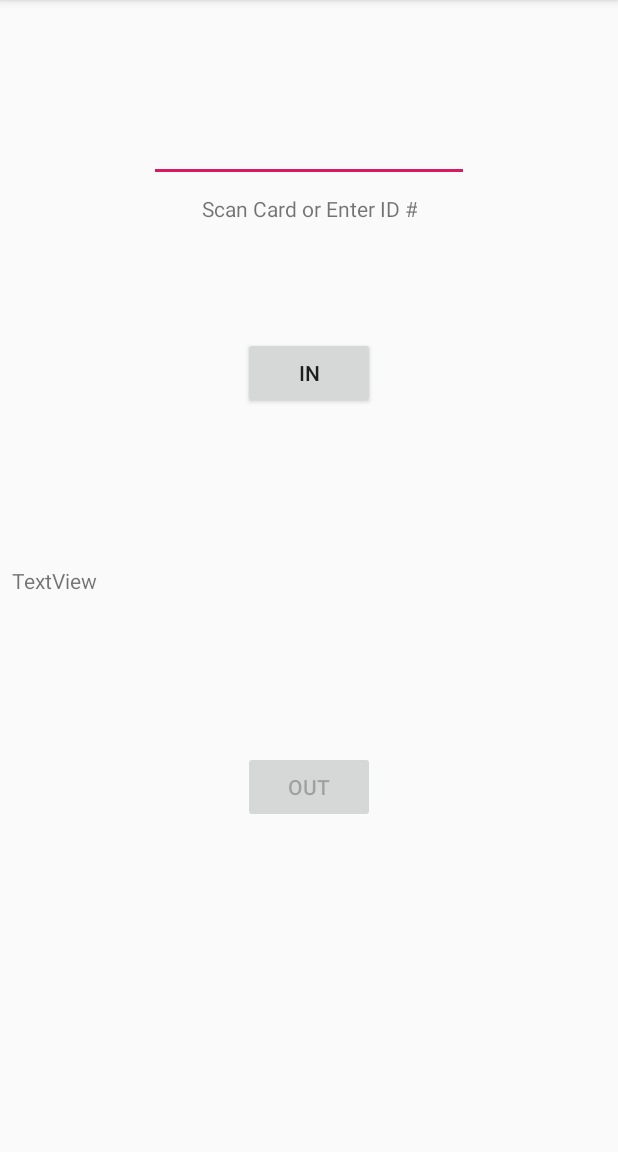
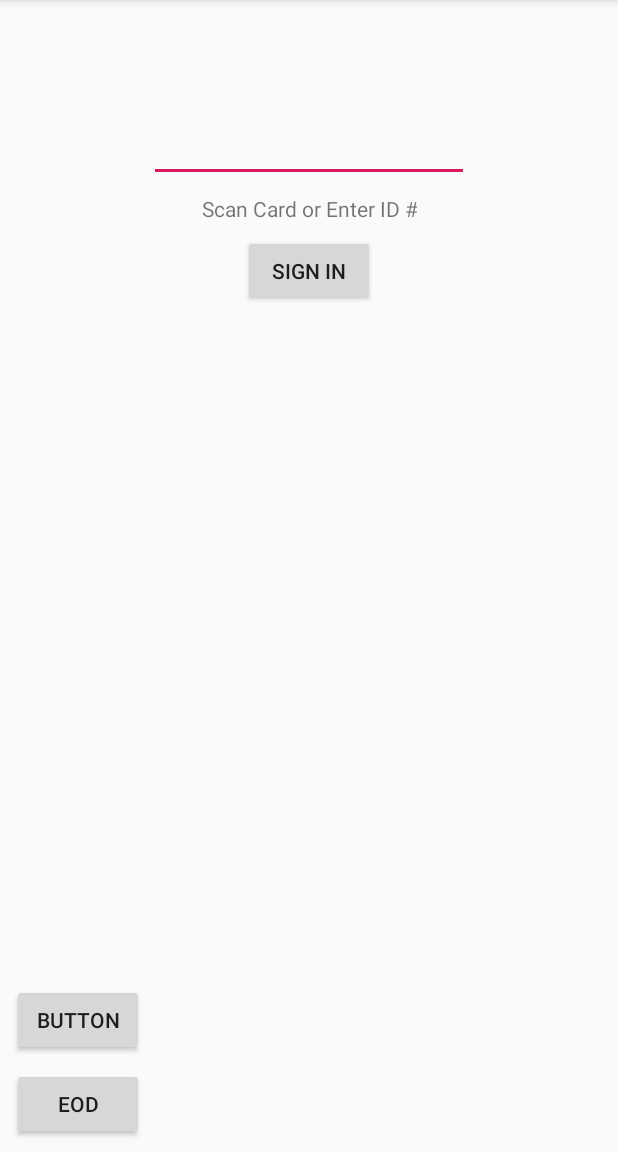
Before and after one commit to kkanishkan/clockInClockOut, an Android app: the screen it shows after launch (MainActivity), on a phone screen of 412 x 824 dp, the part 84-1236 px from its top. Run offline under Robolectric (Android 15) with nearby library versions, the phone set to English and light mode, and no system bars; libraries missing offline, so code that uses them is left out: com.opencsv.

```diff
--- a/app/build.gradle
+++ b/app/build.gradle
@@ -19,10 +19,13 @@ android {
 }
 
 dependencies {
-    implementation fileTree(dir: 'libs', include: ['*.jar'])
+    implementation fileTree(include: ['*.jar'], dir: 'libs')
     implementation 'com.android.support:appcompat-v7:28.0.0'
     implementation 'com.android.support.constraint:constraint-layout:1.1.3'
     testImplementation 'junit:junit:4.12'
     androidTestImplementation 'com.android.support.test:runner:1.0.2'
     androidTestImplementation 'com.android.support.test.espresso:espresso-core:3.0.2'
+    implementation files('libs/commons-io-2.4.jar')
+    implementation files('libs/json-20140107.jar')
+    implementation files('libs/opencsv-4.3.2.jar')
 }
--- a/app/src/main/AndroidManifest.xml
+++ b/app/src/main/AndroidManifest.xml
@@ -1,6 +1,12 @@
 <?xml version="1.0" encoding="utf-8"?>
 <manifest xmlns:android="http://schemas.android.com/apk/res/android"
     package="com.example.kkanishkan.clockin">
+    <uses-permission android:name="android.permission.WRITE_EXTERNAL_STORAGE" />
+    <uses-permission android:name="android.permission.NFC" />
+
+    <uses-feature
+        android:name="android.hardware.nfc"
+        android:required="true" />
 
     <application
         android:allowBackup="true"
--- a/app/src/main/res/layout/activity_main.xml
+++ b/app/src/main/res/layout/activity_main.xml
@@ -21,33 +21,6 @@
         app:layout_constraintStart_toStartOf="parent"
         app:layout_constraintTop_toTopOf="parent" />
 
-    <Button
-        android:id="@+id/inButton"
-        android:layout_width="wrap_content"
-        android:layout_height="wrap_content"
-        android:layout_marginStart="8dp"
-        android:layout_marginTop="76dp"
-        android:layout_marginEnd="8dp"
-        android:text="In"
-        app:layout_constraintEnd_toEndOf="parent"
-        app:layout_constraintStart_toStartOf="parent"
-        app:layout_constraintTop_toBottomOf="@+id/textView2" />
-
-    <Button
-        android:id="@+id/outButton"
-        android:layout_width="wrap_content"
-        android:layout_height="wrap_content"
-        android:layout_marginStart="8dp"
-        android:layout_marginTop="16dp"
-        android:layout_marginEnd="8dp"
-        android:layout_marginBottom="8dp"
-        android:text="Out"
-        app:layout_constraintBottom_toBottomOf="parent"
-        app:layout_constraintEnd_toEndOf="parent"
-        app:layout_constraintHorizontal_bias="0.5"
-        app:layout_constraintStart_toStartOf="parent"
-        app:layout_constraintTop_toBottomOf="@+id/inButton" />
-
     <TextView
         android:id="@+id/textView2"
         android:layout_width="wrap_content"
@@ -61,15 +34,47 @@
         app:layout_constraintStart_toStartOf="parent"
         app:layout_constraintTop_toBottomOf="@+id/idField" />
 
+    <Button
+        android:id="@+id/signIn"
+        android:layout_width="wrap_content"
+        android:layout_height="wrap_content"
+        android:layout_marginStart="8dp"
+        android:layout_marginTop="8dp"
+        android:layout_marginEnd="8dp"
+        android:text="Sign In"
+        app:layout_constraintEnd_toEndOf="parent"
+        app:layout_constraintStart_toStartOf="parent"
+        app:layout_constraintTop_toBottomOf="@+id/textView2" />
+
     <TextView
         android:id="@+id/textView3"
         android:layout_width="wrap_content"
         android:layout_height="wrap_content"
         android:layout_marginStart="8dp"
         android:layout_marginTop="8dp"
+        android:layout_marginEnd="8dp"
+        app:layout_constraintEnd_toEndOf="parent"
+        app:layout_constraintStart_toStartOf="parent"
+        app:layout_constraintTop_toBottomOf="@+id/signIn" />
+
+    <Button
+        android:id="@+id/button3"
+        android:layout_width="wrap_content"
+        android:layout_height="wrap_content"
+        android:layout_marginStart="8dp"
         android:layout_marginBottom="8dp"
-        android:text="TextView"
-        app:layout_constraintBottom_toTopOf="@+id/outButton"
-        app:layout_constraintStart_toStartOf="parent"
-        app:layout_constraintTop_toBottomOf="@+id/inButton" />
+        android:text="EOD"
+        app:layout_constraintBottom_toBottomOf="parent"
+        app:layout_constraintStart_toStartOf="parent" />
+
+    <Button
+        android:id="@+id/button4"
+        android:layout_width="wrap_content"
+        android:layout_height="wrap_content"
+        android:layout_marginStart="8dp"
+        android:layout_marginBottom="8dp"
+        android:text="Button"
+        app:layout_constraintBottom_toTopOf="@+id/button3"
+        app:layout_constraintStart_toStartOf="parent" />
+
 </android.support.constraint.ConstraintLayout>
```
Also changed, not shown: app/src/main/java/com/example/kkanishkan/clockin/MainActivity.java (+154 -25 lines).
